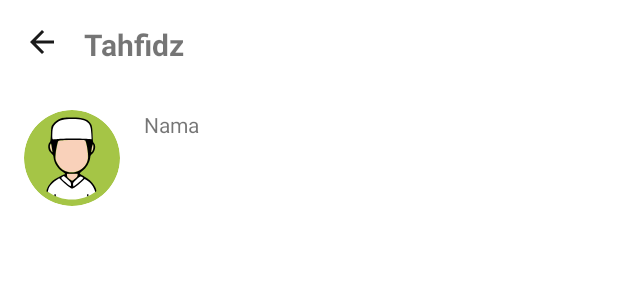
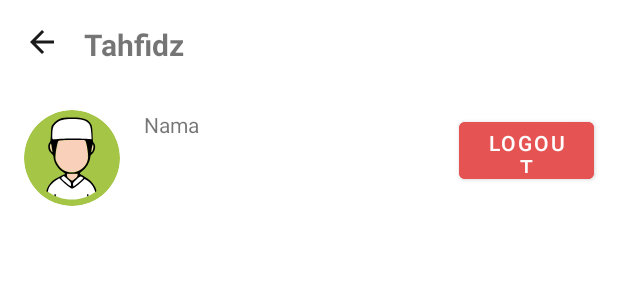
Before and after one commit to sandypriyatna/RQ-Connect, an Android app: the layout activity_tahfidz.xml on its own in the app's theme, with its tools: preview values and no code run, on a phone screen of 412 x 824 dp. Shown: the top 300 px of the screen. Run offline under Robolectric (Android 15) with nearby library versions, the phone set to English and light mode, and no system bars.

Commit message:
logout condition

```diff
--- a/app/src/main/java/com/tupaiaer/rqconnect/data/preferences/PrefManager.kt
+++ b/app/src/main/java/com/tupaiaer/rqconnect/data/preferences/PrefManager.kt
@@ -36,6 +36,10 @@ class PrefManager(context: Context) {
 
     fun clear() {
         sp.edit().clear().commit()
+    }
+
+    fun deleteSpName() {
+        sp.edit().remove(KEY_NAME).commit();
     }
 
     var spToken: String?
--- a/app/src/main/res/layout/activity_tahfidz.xml
+++ b/app/src/main/res/layout/activity_tahfidz.xml
@@ -38,7 +38,8 @@
         app:layout_constraintHorizontal_bias="0.0"
         app:layout_constraintStart_toStartOf="parent"
         app:layout_constraintTop_toTopOf="parent"
-        app:srcCompat="@drawable/ic_arrow_back" />
+        app:srcCompat="@drawable/ic_arrow_back"
+        tools:ignore="VectorDrawableCompat" />
 
     <TextView
         android:id="@+id/textView12"
@@ -100,4 +101,17 @@
         app:layout_constraintHorizontal_bias="0.0"
         app:layout_constraintStart_toEndOf="@+id/iv_avatar" />
 
+    <Button
+        android:id="@+id/btn_logout"
+        android:layout_width="90dp"
+        android:layout_height="50dp"
+        android:layout_marginTop="32dp"
+        android:layout_marginEnd="16dp"
+        android:backgroundTint="#e55353"
+        android:text="Logout"
+        app:layout_constraintEnd_toEndOf="parent"
+        app:layout_constraintHorizontal_bias="1.0"
+        app:layout_constraintStart_toEndOf="@+id/textView16"
+        app:layout_constraintTop_toBottomOf="@+id/textView12" />
+
 </androidx.constraintlayout.widget.ConstraintLayout>
```
Also changed, not shown: app/src/main/java/com/tupaiaer/rqconnect/ui/auth/LoginActivity.kt (+14 -1 lines), app/src/main/java/com/tupaiaer/rqconnect/ui/tahfidz/TahfidzActivity.kt (+8 -0 lines).
